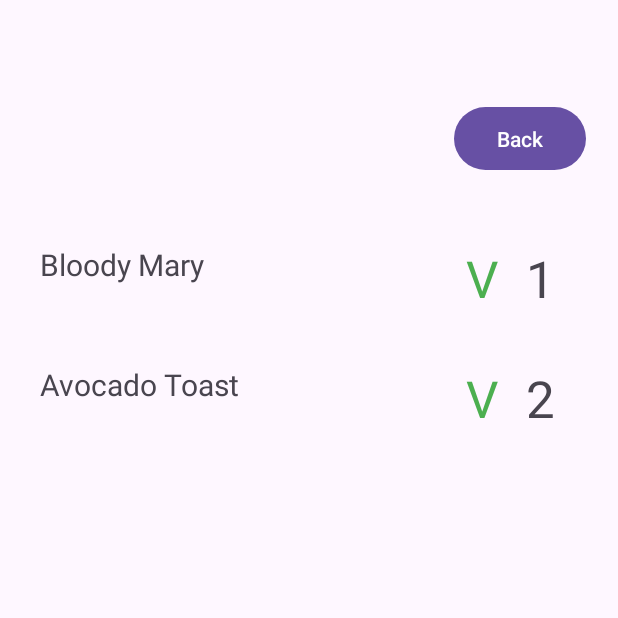
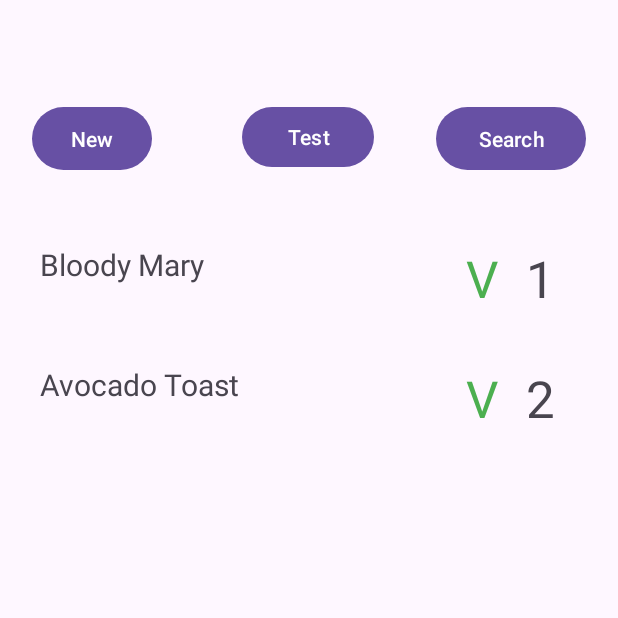
Before and after one commit to marblekettle/Munchi, an Android app: the SearchFragment screen opened through its navigation route, after a tap on "Search", on a phone screen of 412 x 824 dp, the top half of it. Run offline under Robolectric (Android 15) with nearby library versions, the phone set to English and light mode, and no system bars.

Commit message:
fix: Consolidated search results into the main page, added documentation

```diff
--- a/app/src/main/java/com/example/munchi/MainFragment.java
+++ b/app/src/main/java/com/example/munchi/MainFragment.java
@@ -15,15 +15,33 @@ import android.view.ViewGroup;
 import android.widget.Button;
 
 import com.example.munchi.adapter.RecipesAdapter;
+import com.example.munchi.database.Recipe;
 import com.example.munchi.database.RecipeDatabase;
+import com.example.munchi.database.RecipeQuery;
+
+import java.util.ArrayList;
+import java.util.Arrays;
+import java.util.Map;
 
 public class MainFragment extends Fragment {
     private RecipeDatabase recipeDB;
+    private RecipeQuery query;
     public MainFragment() {
         // Required empty public constructor
     }
-    public static MainFragment newInstance() {
+    public static MainFragment newInstance(RecipeQuery query) {
         MainFragment fragment = new MainFragment();
+        Bundle args = new Bundle();
+        Object ListArray;
+        args.putStringArrayList("terms", (ArrayList<String>) Arrays.asList(query.getTerms()));
+        args.putBoolean("veg", query.getVeg());
+        args.putInt("atLeast", query.getAtLeast());
+        args.putInt("atMost", query.getAtMost());
+        args.putStringArrayList("ingredientsIn",
+                (ArrayList<String>)Arrays.asList(query.getIngredientsIn()));
+        args.putStringArrayList("ingredientsOut",
+                (ArrayList<String>)Arrays.asList(query.getIngredientsOut()));
+        fragment.setArguments(args);
         return fragment;
     }
 
@@ -31,21 +49,32 @@ public class MainFragment extends Fragment {
     public void onCreate(Bundle savedInstanceState) {
         super.onCreate(savedInstanceState);
         recipeDB = ((MainActivity)getActivity()).getDB();
+        if (getArguments() != null) {
+            this.query = new RecipeQuery(
+                    getArguments().getStringArray("terms"),
+                    getArguments().getBoolean("veg"),
+                    getArguments().getInt("atLeast"),
+                    getArguments().getInt("atMost"),
+                    getArguments().getStringArray("ingredientsIn"),
+                    getArguments().getStringArray("ingredientsOut")
+            );
+        }
     }
 
     @Override
     public View onCreateView(LayoutInflater inflater, ViewGroup container,
                              Bundle savedInstanceState) {
-        return (inflater.inflate(R.layout.fragment_main, container, false));
+        View view = inflater.inflate(R.layout.fragment_main, container, false);
+        return view;
     }
 
     @Override
     public void onViewCreated(View view, Bundle savedInstanceState) {
+        Map<Integer, Recipe> results = ((MainActivity)getActivity()).getDB().searchRecipe(query);
         RecyclerView viewRecipes = view.findViewById(R.id.viewRecipes);
         viewRecipes.setLayoutManager(new LinearLayoutManager(getContext(),
                 LinearLayoutManager.VERTICAL, false));
-        RecipesAdapter ra = new RecipesAdapter(getContext(),
-                recipeDB.getSummary(10), false);
+        RecipesAdapter ra = new RecipesAdapter(getContext(), results);
         viewRecipes.setAdapter(ra);
         Button buttonTest = view.findViewById(R.id.buttonTest);
         buttonTest.setOnClickListener(new View.OnClickListener() {
--- a/app/src/main/java/com/example/munchi/SearchFragment.java
+++ b/app/src/main/java/com/example/munchi/SearchFragment.java
@@ -9,6 +9,7 @@ import android.view.LayoutInflater;
 import android.view.View;
 import android.view.ViewGroup;
 import android.widget.Button;
+import android.widget.CheckBox;
 import android.widget.EditText;
 import android.widget.TextView;
 
@@ -50,7 +51,7 @@ public class SearchFragment extends Fragment {
                 Bundle bundle = new Bundle();
                 getQuery(bundle);
                 Navigation.findNavController(v)
-                        .navigate(R.id.action_searchFragment_to_searchResultsFragment, bundle);
+                        .navigate(R.id.action_searchFragment_to_mainFragment, bundle);
             }
         });
         btnBack.setOnClickListener(new View.OnClickListener() {
@@ -65,10 +66,11 @@ public class SearchFragment extends Fragment {
 
     public void getQuery(Bundle b) {
         EditText txtSearch = layout.findViewById(R.id.textSearch);
+        CheckBox boxVeg = layout.findViewById(R.id.boxSearchVeg);
         ArrayList<String> terms = new ArrayList<String>(
                 Arrays.asList(txtSearch.getText().toString().split(",")));
         b.putStringArray("terms", terms.toArray(new String[terms.size()]));
-        b.putBoolean("veg", false);
+        b.putBoolean("veg", boxVeg.isChecked());
         b.putInt("atLeast", -1);
         b.putInt("atMost", -1);
         b.putStringArray("ingredientsIn", new String[0]);
--- a/app/src/main/java/com/example/munchi/SearchResultsFragment.java
+++ /dev/null
@@ -1,90 +0,0 @@
-package com.example.munchi;
-
-import android.os.Bundle;
-
-import androidx.fragment.app.Fragment;
-import androidx.navigation.Navigation;
-import androidx.recyclerview.widget.LinearLayoutManager;
-import androidx.recyclerview.widget.RecyclerView;
-
-import android.view.LayoutInflater;
-import android.view.View;
-import android.view.ViewGroup;
-import android.widget.Button;
-
-import com.example.munchi.adapter.RecipesAdapter;
-import com.example.munchi.database.Recipe;
-import com.example.munchi.database.RecipeQuery;
-
-import java.util.ArrayList;
-import java.util.Arrays;
-import java.util.Map;
-
-/**
- * A simple {@link Fragment} subclass.
- * Use the {@link SearchResultsFragment#newInstance} factory method to
- * create an instance of this fragment.
- */
-public class SearchResultsFragment extends Fragment {
-    private RecipeQuery query;
-
-    public SearchResultsFragment() {
-        // Required empty public constructor
-    }
-
-    public static SearchResultsFragment newInstance(RecipeQuery query) {
-        SearchResultsFragment fragment = new SearchResultsFragment();
-        Bundle args = new Bundle();
-        Object ListArray;
-        args.putStringArrayList("terms", (ArrayList<String>)Arrays.asList(query.getTerms()));
-        args.putBoolean("veg", query.getVeg());
-        args.putInt("atLeast", query.getAtLeast());
-        args.putInt("atMost", query.getAtMost());
-        args.putStringArrayList("ingredientsIn",
-                (ArrayList<String>)Arrays.asList(query.getIngredientsIn()));
-        args.putStringArrayList("ingredientsOut",
-                (ArrayList<String>)Arrays.asList(query.getIngredientsOut()));
-        fragment.setArguments(args);
-        return fragment;
-    }
-
-    @Override
-    public void onCreate(Bundle savedInstanceState) {
-        super.onCreate(savedInstanceState);
-        if (getArguments() != null) {
-            this.query = new RecipeQuery(
-                    getArguments().getStringArray("terms"),
-                    getArguments().getBoolean("veg"),
-                    getArguments().getInt("atLeast"),
-                    getArguments().getInt("atMost"),
-                    getArguments().getStringArray("ingredientsIn"),
-                    getArguments().getStringArray("ingredientsOut")
-            );
-        }
-    }
-
-    @Override
-    public View onCreateView(LayoutInflater inflater, ViewGroup container,
-                             Bundle savedInstanceState) {
-        View view = inflater.inflate(R.layout.fragment_search_results, container, false);
-        Button btnBack = view.findViewById(R.id.btnBackToSearch);
-        btnBack.setOnClickListener(new View.OnClickListener() {
-            @Override
-            public void onClick(View v) {
-                Navigation.findNavController(v)
-                        .navigate(R.id.action_searchResultsFragment_to_searchFragment);
-            }
-        });
-        return view;
-    }
-
-    @Override
-    public void onViewCreated(View view, Bundle savedInstanceState) {
-        Map<Integer, Recipe> results = ((MainActivity)getActivity()).getDB().searchRecipe(query);
-        RecyclerView viewResults = view.findViewById(R.id.viewResults);
-        viewResults.setLayoutManager(new LinearLayoutManager(getContext(),
-                LinearLayoutManager.VERTICAL, false));
-        RecipesAdapter ra = new RecipesAdapter(getContext(), results, true);
-        viewResults.setAdapter(ra);
-    }
-}
--- a/app/src/main/java/com/example/munchi/adapter/IngredientAdapter.java
+++ b/app/src/main/java/com/example/munchi/adapter/IngredientAdapter.java
@@ -33,9 +33,27 @@ public class IngredientAdapter extends RecyclerView.Adapter<IngredientAdapter.In
         return (new IngredientHolder(v));
     }
 
+    /**
+     FloatingActionButton delIng = layout.findViewById(R.id.btnDelIngredient);
+     delIng.setOnClickListener(new View.OnClickListener() {
+    @Override
+    public void onClick(View v) {
+    System.out.println(String.valueOf(getAdapterPosition()));
+    }
+    });*/
+
     @Override
     public void onBindViewHolder(IngredientHolder holder, int position) {
-        holder.setIngredient(ingredients.get(position));
+        TextView txt = holder.itemView.findViewById(R.id.txtIngredient);
+        txt.setText(ingredients.get(position));
+        FloatingActionButton del = holder.itemView.findViewById(R.id.btnDelIngredient);
+        del.setOnClickListener(new View.OnClickListener() {
+            @Override
+            public void onClick(View v) {
+
+            }
+        });
+
     }
 
     @Override
@@ -45,27 +63,8 @@ public class IngredientAdapter extends RecyclerView.Adapter<IngredientAdapter.In
 
     public class IngredientHolder extends RecyclerView.ViewHolder {
 
-        private View layout;
         public IngredientHolder(View itemView) {
             super(itemView);
-            layout = itemView.findViewById(R.id.layoutIngredient);
-            FloatingActionButton delIng = layout.findViewById(R.id.btnDelIngredient);
-            delIng.setOnClickListener(new View.OnClickListener() {
-                @Override
-                public void onClick(View v) {
-                    System.out.println("delete");
-                }
-            });
-        }
-        public void setIngredient(String ingredient) {
-            TextView text = layout.findViewById(R.id.txtIngredient);
-            text.setText(ingredient);
-        }
-
-        public String getIngredient() {
-            TextView text = layout.findViewById(R.id.txtIngredient);
-            String out = text.getText().toString();
-            return (out);
         }
     }
 }
--- a/app/src/main/java/com/example/munchi/adapter/RecipesAdapter.java
+++ b/app/src/main/java/com/example/munchi/adapter/RecipesAdapter.java
@@ -18,11 +18,9 @@ import java.util.Map;
 public class RecipesAdapter extends RecyclerView.Adapter<RecipesAdapter.RecipesHolder> {
     Context context;
     Map<Integer, Recipe> recipes;
-    Boolean searchMode;
-    public RecipesAdapter(Context context, Map<Integer, Recipe> recipes, Boolean searchMode) {
+    public RecipesAdapter(Context context, Map<Integer, Recipe> recipes) {
         this.context = context;
         this.recipes = recipes;
-        this.searchMode = searchMode;
     }
 
     @Override
@@ -65,13 +63,8 @@ public class RecipesAdapter extends RecyclerView.Adapter<RecipesAdapter.RecipesH
                 public void onClick(View v) {
                     Bundle bundle = new Bundle();
                     bundle.putInt("id", id);
-                    if (searchMode) {
-                        Navigation.findNavController(v).navigate(R.id.
-                                action_searchResultsFragment_to_recipeFragment, bundle);
-                    } else {
-                        Navigation.findNavController(v).navigate(R.id.
-                                action_mainFragment_to_recipeFragment, bundle);
-                    }
+                    Navigation.findNavController(v).navigate(R.id.
+                            action_mainFragment_to_recipeFragment, bundle);
                 }
             });
         }
--- a/app/src/main/java/com/example/munchi/database/RecipeDatabase.java
+++ b/app/src/main/java/com/example/munchi/database/RecipeDatabase.java
@@ -55,41 +55,29 @@ public class RecipeDatabase extends SQLiteOpenHelper {
     public Map<Integer, Recipe> searchRecipe(RecipeQuery query) {
         Map<Integer, Recipe> out = new HashMap<Integer, Recipe>();
         SQLiteDatabase db = this.getReadableDatabase();
-        Cursor c = db.query("steps", new String[]{"recipe", "content"}, "content LIKE '%'||?||'%'",
-                query.getTerms(), null, null,null,null);
+        String[] terms = query.getTerms();
+        Set<Integer> qualify = new HashSet<Integer>();
+        Cursor c;
+        if (terms == null || terms.length == 0) {
+            c = db.query("recipes", new String[]{"id"}, null,
+                    null, null, null, null, null);
+        } else {
+            c = db.query("steps", new String[]{"recipe", "content"}, "content LIKE '%'||?||'%'",
+                    terms, null, null,null,null);
+        }
         c.moveToFirst();
-        Set<Integer> qualify = new HashSet<Integer>();
-        System.out.println(c.isAfterLast());
         while (!c.isAfterLast()) {
-            System.out.println(c.getInt(0));
             qualify.add(c.getInt(0));
             c.moveToNext();
         }
         for (Integer entry : qualify) {
             try {
-                out.put(entry, getRecipe(entry));
+                Recipe recipe = getRecipe(entry);
+                if (query.getVeg() && !recipe.getVeg())
+                    continue ;
+                out.put(entry, recipe);
             } catch (Exception e) {
 
-            }
-        }
-        return (out);
-    }
-
-    public Map<Integer, Recipe> getSummary(int howMany) {
-        SQLiteDatabase db = this.getReadableDatabase();
-        Cursor rc = db.query("recipes", new String[]{"id", "name", "veg", "serves"},
-                null, null, null, null, "id", String.valueOf(howMany));
-        rc.moveToFirst();
-        Map<Integer, Recipe> out = new HashMap<Integer, Recipe>();
-        if (rc != null) {
-            while (!rc.isAfterLast()) {
-                out.put(Integer.parseInt(rc.getString(0)),
-                        new Recipe(rc.getString(1),
-                                Boolean.parseBoolean(rc.getString(2)),
-                                Integer.parseInt(rc.getString(3)),
-                                null, null, ""
-                        ));
-                rc.moveToNext();
             }
         }
         return (out);
--- a/app/src/main/res/layout/fragment_search.xml
+++ b/app/src/main/res/layout/fragment_search.xml
@@ -55,5 +55,16 @@
             app:layout_constraintStart_toStartOf="parent"
             app:layout_constraintTop_toTopOf="parent" />
 
+        <CheckBox
+            android:id="@+id/boxSearchVeg"
+            android:layout_width="wrap_content"
+            android:layout_height="wrap_content"
+            android:layout_marginStart="20dp"
+            android:layout_marginTop="20dp"
+            android:text="Vegetarian"
+            android:textSize="16sp"
+            app:layout_constraintStart_toStartOf="parent"
+            app:layout_constraintTop_toBottomOf="@+id/textSearch" />
+
     </androidx.constraintlayout.widget.ConstraintLayout>
 </FrameLayout>
--- a/app/src/main/res/layout/fragment_search_results.xml
+++ /dev/null
@@ -1,35 +0,0 @@
-<?xml version="1.0" encoding="utf-8"?>
-<FrameLayout xmlns:android="http://schemas.android.com/apk/res/android"
-    xmlns:app="http://schemas.android.com/apk/res-auto"
-    xmlns:tools="http://schemas.android.com/tools"
-    android:layout_width="match_parent"
-    android:layout_height="match_parent"
-    tools:context=".SearchResultsFragment">
-
-    <androidx.constraintlayout.widget.ConstraintLayout
-        android:layout_width="match_parent"
-        android:layout_height="match_parent">
-
-        <Button
-            android:id="@+id/btnBackToSearch"
-            android:layout_width="wrap_content"
-            android:layout_height="50dp"
-            android:layout_marginTop="20dp"
-            android:layout_marginEnd="20dp"
-            android:text="Back"
-            app:layout_constraintEnd_toEndOf="parent"
-            app:layout_constraintTop_toTopOf="parent" />
-
-        <androidx.recyclerview.widget.RecyclerView
-            android:id="@+id/viewResults"
-            android:layout_width="match_parent"
-            android:layout_height="0dp"
-            android:layout_marginTop="100dp"
-            app:layout_constraintBottom_toBottomOf="parent"
-            app:layout_constraintTop_toTopOf="parent"
-            tools:layout_editor_absoluteX="-16dp">
-
-        </androidx.recyclerview.widget.RecyclerView>
-
-    </androidx.constraintlayout.widget.ConstraintLayout>
-</FrameLayout>
--- a/app/src/main/res/navigation/nav_graph.xml
+++ b/app/src/main/res/navigation/nav_graph.xml
@@ -18,6 +18,27 @@
         <action
             android:id="@+id/action_mainFragment_to_editRecipeFragment"
             app:destination="@id/editRecipeFragment" />
+        <argument
+            android:name="terms"
+            app:argType="string[]" />
+        <argument
+            android:name="veg"
+            app:argType="boolean"
+            android:defaultValue="false" />
+        <argument
+            android:name="atLeast"
+            app:argType="integer"
+            android:defaultValue="-1" />
+        <argument
+            android:name="atMost"
+            app:argType="integer"
+            android:defaultValue="-1" />
+        <argument
+            android:name="ingredientsIn"
+            app:argType="string[]" />
+        <argument
+            android:name="ingredientsOut"
+            app:argType="string[]" />
     </fragment>
     <fragment
         android:id="@+id/searchFragment"
@@ -27,9 +48,6 @@
         <action
             android:id="@+id/action_searchFragment_to_mainFragment"
             app:destination="@id/mainFragment" />
-        <action
-            android:id="@+id/action_searchFragment_to_searchResultsFragment"
-            app:destination="@id/searchResultsFragment" />
     </fragment>
     <fragment
         android:id="@+id/recipeFragment"
@@ -63,37 +81,4 @@
             app:argType="integer"
             android:defaultValue="-1" />
     </fragment>
-    <fragment
-        android:id="@+id/searchResultsFragment"
-        android:name="com.example.munchi.SearchResultsFragment"
-        android:label="fragment_search_results"
-        tools:layout="@layout/fragment_search_results" >
-        <action
-            android:id="@+id/action_searchResultsFragment_to_mainFragment"
-            app:destination="@id/mainFragment" />
-        <action
-            android:id="@+id/action_searchResultsFragment_to_searchFragment"
-            app:destination="@id/searchFragment" />
-        <argument
-            android:name="terms"
-            app:argType="string[]" />
-        <argument
-            android:name="veg"
-            app:argType="boolean" />
-        <argument
-            android:name="atLeast"
-            app:argType="integer" />
-        <argument
-            android:name="atMost"
-            app:argType="integer" />
-        <argument
-            android:name="ingredientsIn"
-            app:argType="string[]" />
-        <argument
-            android:name="ingredientsOut[]"
-            app:argType="string[]" />
-        <action
-            android:id="@+id/action_searchResultsFragment_to_recipeFragment"
-            app:destination="@id/recipeFragment" />
-    </fragment>
 </navigation>
```
Also changed, not shown: 1 other file.
